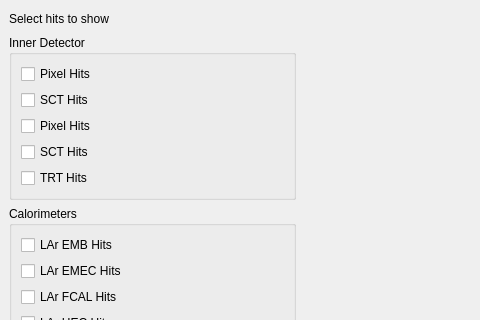
This is graphics/VP1/VP1Systems/VP1SimHitSystems/src/simhitcontrollerform.ui in ATLAS-experiment/athena as Qt 5 draws it before an edit; both pictures show x 0 to 480 and y 0 to 320 of the 592 by 712 pixel window. The edited form follows.
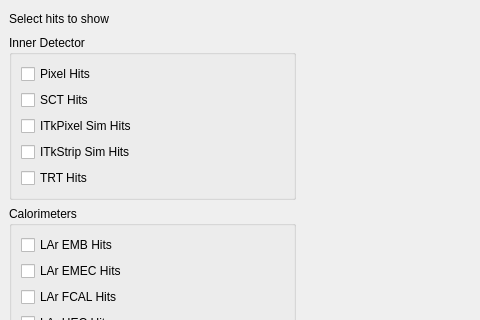
This is the edited form.

Commit message: Add StoreGate retrieval of ITk simHits collections

```diff
--- a/graphics/VP1/VP1Systems/VP1SimHitSystems/src/simhitcontrollerform.ui
+++ b/graphics/VP1/VP1Systems/VP1SimHitSystems/src/simhitcontrollerform.ui
@@ -141,14 +141,14 @@
             </item><item>
              <widget class="QCheckBox" name="chbxITkPixelHits">
               <property name="text">
-               <string>Pixel Hits</string>
+               <string>ITkPixel Sim Hits</string>
               </property>
              </widget>
             </item>
             <item>
              <widget class="QCheckBox" name="chbxITkStripHits">
               <property name="text">
-               <string>SCT Hits</string>
+               <string>ITkStrip Sim Hits</string>
               </property>
              </widget>
             </item>
```
The commit also changes 1 other file.
